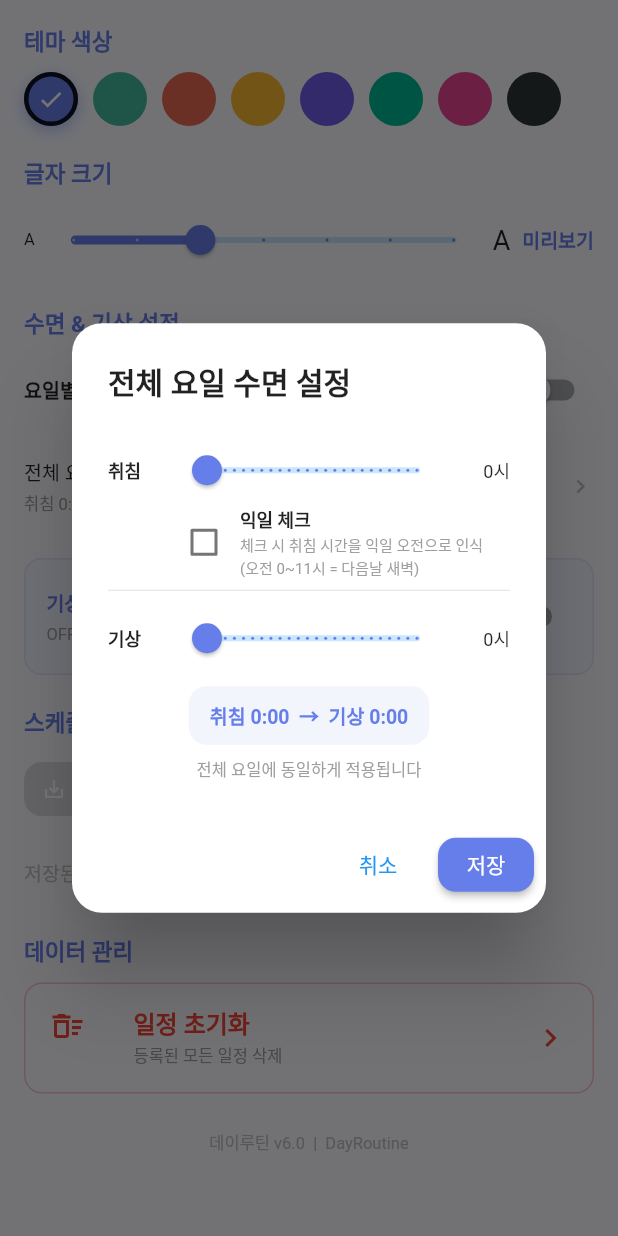
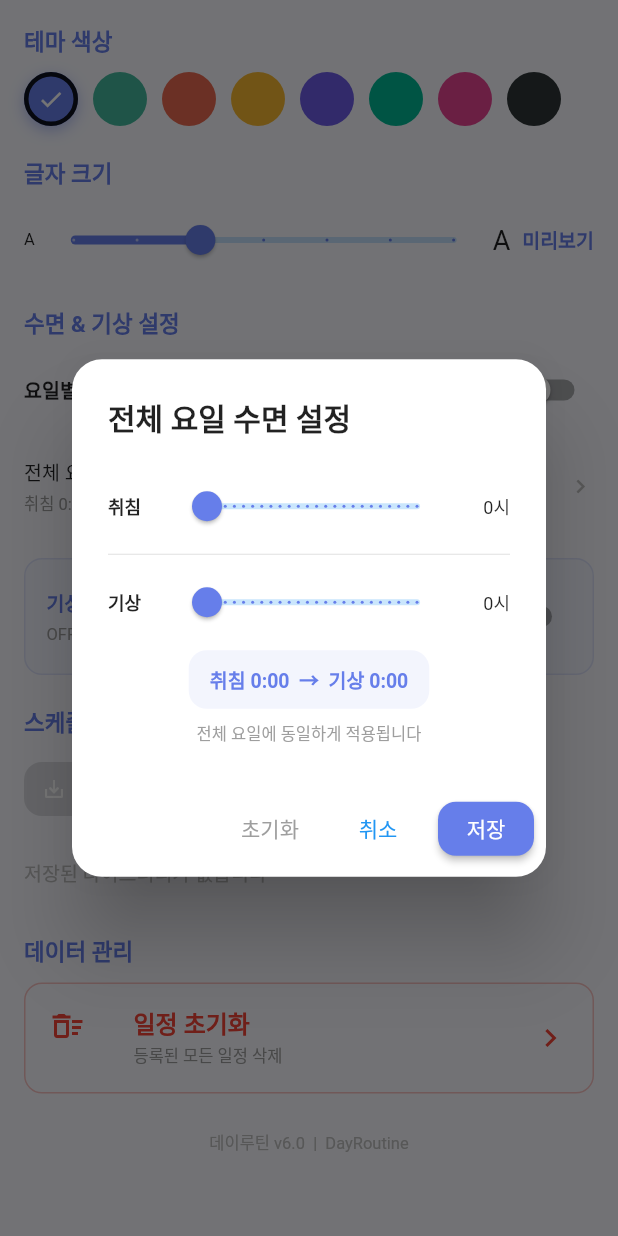
Before and after one commit to staydream3202-eng/dayroutine, a Flutter app: the SettingsScreen widget shown alone on an empty page, opened directly with empty values, after a tap on "전체 요일", on a phone screen of 412 x 824 dp. Run offline on Flutter 3.47's test engine with Material 3 defaults, Android fonts, the phone set to English and light mode, and no system bars; our stand-ins replace cloud_firestore, firebase_auth, firebase_core, google_sign_in, shared_preferences; missing offline and left inert: dart:html; accounts and stored records are empty.

Commit message:
v7.0 업데이트

```diff
--- a/lib/screens/settings_screen.dart
+++ b/lib/screens/settings_screen.dart
@@ -41,7 +41,6 @@ class _SettingsScreenState extends State<SettingsScreen> {
     final keyDay = day == '전체' ? '월' : day;
     final current = _s.sleepByDay[keyDay] ?? SleepSchedule();
     int sleepH = current.sleepHour, wakeH = current.wakeHour;
-    bool sleepNextDay = current.sleepNextDay;
 
     showDialog(
       context: context,
@@ -60,24 +59,6 @@ class _SettingsScreenState extends State<SettingsScreen> {
               )),
               SizedBox(width: 36, child: Text('$sleepH시', style: const TextStyle(fontSize: 12), textAlign: TextAlign.right)),
             ]),
-            // 익일 체크박스 (취침이 익일 오전인 경우)
-            Row(children: [
-              const SizedBox(width: 40),
-              Checkbox(
-                value: sleepNextDay, activeColor: _theme,
-                onChanged: (v) => setD(() => sleepNextDay = v ?? false),
-              ),
-              Expanded(
-                child: GestureDetector(
-                  onTap: () => setD(() => sleepNextDay = !sleepNextDay),
-                  child: Column(crossAxisAlignment: CrossAxisAlignment.start, children: [
-                    const Text('익일 체크', style: TextStyle(fontSize: 12, fontWeight: FontWeight.w600)),
-                    Text('체크 시 취침 시간을 익일 오전으로 인식\n(오전 0~11시 = 다음날 새벽)',
-                      style: TextStyle(fontSize: 10, color: Colors.grey[500])),
-                  ]),
-                ),
-              ),
-            ]),
             const Divider(height: 16),
             // 기상 시간
             Row(children: [
@@ -94,9 +75,7 @@ class _SettingsScreenState extends State<SettingsScreen> {
               padding: const EdgeInsets.symmetric(horizontal: 14, vertical: 10),
               decoration: BoxDecoration(color: _theme.withAlpha(20), borderRadius: BorderRadius.circular(12)),
               child: Text(
-                sleepNextDay
-                    ? '취침 익일 $sleepH:00  →  기상 $wakeH:00'
-                    : '취침 $sleepH:00  →  기상 $wakeH:00',
+                '취침 $sleepH:00  →  기상 $wakeH:00',
                 style: TextStyle(color: _theme, fontWeight: FontWeight.bold, fontSize: 13),
               ),
             ),
@@ -106,11 +85,26 @@ class _SettingsScreenState extends State<SettingsScreen> {
             ],
           ]),
           actions: [
+            TextButton(
+              onPressed: () {
+                setD(() { sleepH = 0; wakeH = 0; });
+                final defaultS = SleepSchedule();
+                if (_s.perDaySleep) {
+                  final m = Map<String, SleepSchedule>.from(_s.sleepByDay);
+                  m[keyDay] = defaultS;
+                  _emit(_s.copyWith(sleepByDay: m));
+                } else {
+                  _emit(_s.copyWith(sleepByDay: {for (final d in _days) d: defaultS}));
+                }
+                Navigator.pop(ctx);
+              },
+              child: Text('초기화', style: TextStyle(color: Colors.grey[500])),
+            ),
             TextButton(onPressed: () => Navigator.pop(ctx), child: const Text('취소')),
             ElevatedButton(
               style: ElevatedButton.styleFrom(backgroundColor: _theme, shape: RoundedRectangleBorder(borderRadius: BorderRadius.circular(12))),
               onPressed: () {
-                final newS = SleepSchedule(sleepHour: sleepH, wakeHour: wakeH, sleepNextDay: sleepNextDay);
+                final newS = SleepSchedule(sleepHour: sleepH, wakeHour: wakeH);
                 if (_s.perDaySleep) {
                   final m = Map<String, SleepSchedule>.from(_s.sleepByDay);
                   m[keyDay] = newS;
@@ -445,9 +439,7 @@ class _SettingsScreenState extends State<SettingsScreen> {
       title: Text(day == '전체' ? '전체 요일' : '$day요일',
         style: TextStyle(fontSize: 13 * _s.fontSize, fontWeight: FontWeight.w500)),
       subtitle: Text(
-        s.sleepNextDay
-            ? '취침 익일 ${s.sleepHour}:00  →  기상 ${s.wakeHour}:00'
-            : '취침 ${s.sleepHour}:00  →  기상 ${s.wakeHour}:00',
+        '취침 ${s.sleepHour}:00  →  기상 ${s.wakeHour}:00',
         style: TextStyle(fontSize: 11, color: Colors.grey[500])),
       trailing: Icon(Icons.chevron_right, color: Colors.grey[400], size: 18),
       onTap: () => _showSleepEditor(day == '전체' ? '전체' : day),
```
Also changed, not shown: lib/screens/home_screen.dart (+46 -6 lines), lib/screens/todo_screen.dart (+5 -3 lines), lib/utils/parse_input.dart (+7 -2 lines), lib/widgets/circle_view_widget.dart (+6 -3 lines), 2 other files.
